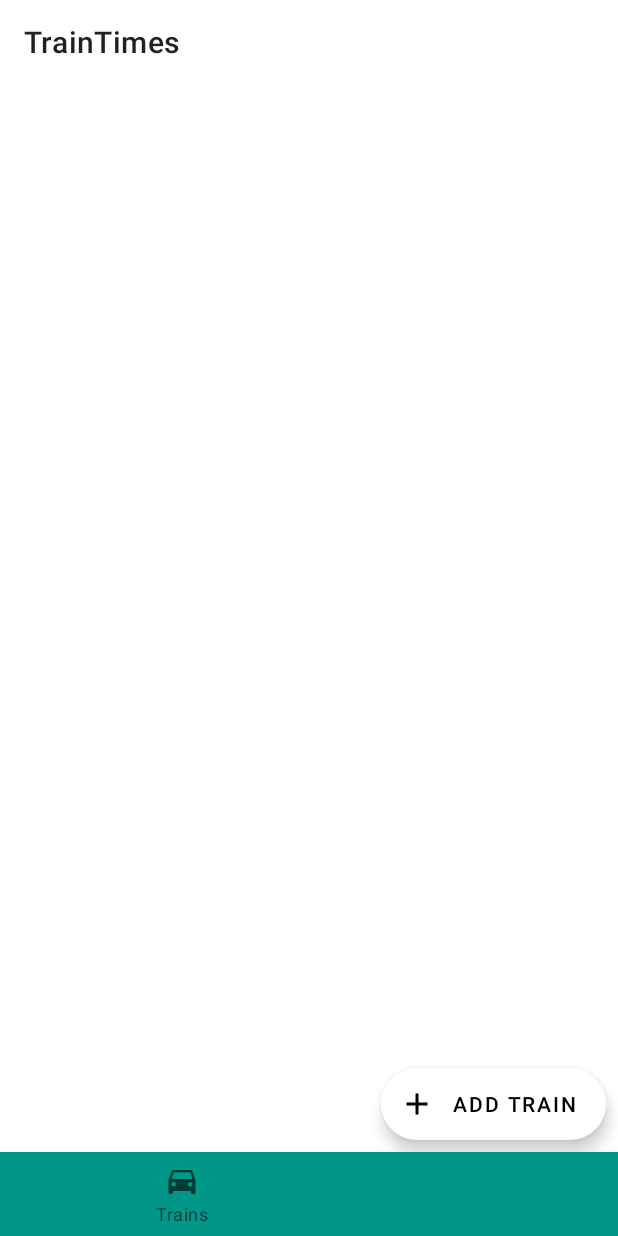
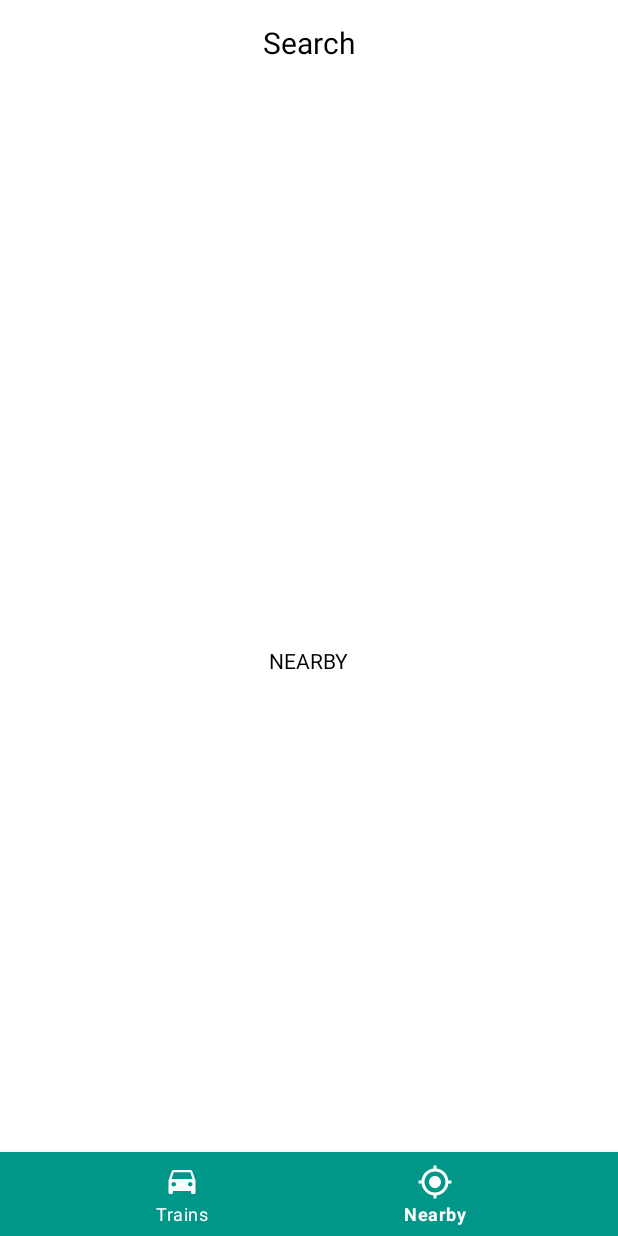
Before and after one commit to charlie-niekirk/TrainTimes, an Android app: the NearbyFragment screen opened through its navigation route, on a phone screen of 412 x 824 dp. Run offline under Robolectric (Android 15) with nearby library versions, the phone set to English and light mode, and no system bars; our stand-ins replace Dagger/Hilt's generated code, navigation-ui.

Commit message:
Added bottom navigation

```diff
--- a/app/src/main/java/com/cniekirk/traintimes/MainActivity.kt
+++ b/app/src/main/java/com/cniekirk/traintimes/MainActivity.kt
@@ -2,30 +2,37 @@ package com.cniekirk.traintimes
 
 import androidx.appcompat.app.AppCompatActivity
 import android.os.Bundle
-import android.view.Menu
-import androidx.navigation.fragment.NavHostFragment
-import androidx.navigation.fragment.findNavController
+import androidx.navigation.findNavController
 import androidx.navigation.ui.setupWithNavController
+import com.google.android.material.bottomnavigation.BottomNavigationView
 import dagger.android.DispatchingAndroidInjector
 import dagger.android.HasAndroidInjector
-import kotlinx.android.synthetic.main.main_activity.*
+import kotlinx.android.synthetic.main.activity_main.*
 import javax.inject.Inject
 
 class MainActivity : AppCompatActivity(), HasAndroidInjector {
+
+    val navController by lazy { findNavController(R.id.nav_host_fragment) }
 
     @Inject
     lateinit var dispatchingAndroidInjector: DispatchingAndroidInjector<Any>
 
     override fun onCreate(savedInstanceState: Bundle?) {
         super.onCreate(savedInstanceState)
-        setContentView(R.layout.main_activity)
+        setContentView(R.layout.activity_main)
         setSupportActionBar(toolbar)
 
-        val host: NavHostFragment = supportFragmentManager
-            .findFragmentById(R.id.nav_host_fragment) as NavHostFragment? ?: return
-        val navController = host.navController
+        supportActionBar?.setDisplayShowTitleEnabled(false)
 
-        navigation_bar.setupWithNavController(navController)
+        findViewById<BottomNavigationView>(R.id.navigation_bar)
+            .setupWithNavController(navController)
+
+        navController.addOnDestinationChangedListener { _, destination, _ ->
+            when (destination.id) {
+                R.id.nearbyFragment -> action_btn.hide()
+                R.id.homeFragment -> action_btn.show()
+            }
+        }
     }
 
     override fun androidInjector() = dispatchingAndroidInjector
--- a/app/src/main/java/com/cniekirk/traintimes/ui/main/HomeFragment.kt
+++ b/app/src/main/java/com/cniekirk/traintimes/ui/main/HomeFragment.kt
@@ -1,6 +1,7 @@
 package com.cniekirk.traintimes.ui.main
 
 import android.os.Bundle
+import android.util.Log
 import android.view.LayoutInflater
 import android.view.View
 import android.view.ViewGroup
@@ -10,7 +11,7 @@ import androidx.lifecycle.ViewModelProvider
 import androidx.lifecycle.ViewModelProviders
 import com.cniekirk.traintimes.R
 import com.cniekirk.traintimes.di.Injectable
-import kotlinx.android.synthetic.main.main_fragment.*
+import kotlinx.android.synthetic.main.fragment_home.*
 import javax.inject.Inject
 
 class HomeFragment : Fragment(), Injectable {
@@ -18,17 +19,13 @@ class HomeFragment : Fragment(), Injectable {
     @Inject
     lateinit var viewModelFactory: ViewModelProvider.Factory
 
-    companion object {
-        fun newInstance() = HomeFragment()
-    }
-
     private lateinit var viewModel: HomeViewModel
 
     override fun onCreateView(
         inflater: LayoutInflater, container: ViewGroup?,
         savedInstanceState: Bundle?
     ): View {
-        return inflater.inflate(R.layout.main_fragment, container, false)
+        return inflater.inflate(R.layout.fragment_home, container, false)
     }
 
     override fun onActivityCreated(savedInstanceState: Bundle?) {
@@ -38,8 +35,12 @@ class HomeFragment : Fragment(), Injectable {
         viewModel.services.observe(this, Observer { service ->
             service.forEach {
                 //message.append("\n${it.scheduledDeparture} : ${it.estimatedDeparture}")
+                Log.d(this::class.java.simpleName, "Hello")
             }
         })
+        source_station.setOnClickListener {
+
+        }
     }
 
 }
--- a/app/src/main/java/com/cniekirk/traintimes/ui/nearby/NearbyFragment.kt
+++ b/app/src/main/java/com/cniekirk/traintimes/ui/nearby/NearbyFragment.kt
@@ -23,7 +23,7 @@ class NearbyFragment: Fragment(), Injectable {
         inflater: LayoutInflater, container: ViewGroup?,
         savedInstanceState: Bundle?
     ): View {
-        return inflater.inflate(R.layout.main_fragment, container, false)
+        return inflater.inflate(R.layout.fragment_nearby, container, false)
     }
 
 }
--- a/app/src/main/res/layout/main_activity.xml
+++ b/app/src/main/res/layout/activity_main.xml
@@ -12,11 +12,13 @@
         android:id="@+id/nav_host_fragment"
         android:name="androidx.navigation.fragment.NavHostFragment"
         android:layout_width="match_parent"
-        android:layout_height="match_parent"
+        android:layout_height="0dp"
+        app:layout_constraintTop_toBottomOf="@id/toolbar"
+        app:layout_constraintBottom_toBottomOf="parent"
         app:defaultNavHost="true"
         app:navGraph="@navigation/nav_graph" />
 
-    <androidx.appcompat.widget.Toolbar
+    <com.google.android.material.appbar.MaterialToolbar
         android:id="@+id/toolbar"
         android:layout_width="0dp"
         android:layout_height="?android:attr/actionBarSize"
@@ -34,6 +36,7 @@
         app:layout_constraintEnd_toEndOf="parent"
         app:layout_constraintTop_toTopOf="parent"
         app:layout_constraintBottom_toBottomOf="@id/toolbar"
+        android:text="@string/search"
         android:textSize="20sp"
         android:textColor="@android:color/black"
         tools:text="Search"/>
@@ -46,7 +49,9 @@
         app:layout_constraintEnd_toEndOf="parent"
         app:layout_constraintBottom_toBottomOf="parent"
         app:backgroundTint="@color/colorPrimary"
-        app:menu="@menu/navigation_menu"/>
+        app:menu="@menu/navigation_menu"
+        app:itemIconTint="@color/colorAccent"
+        app:itemTextColor="@color/colorAccent"/>
 
     <com.google.android.material.floatingactionbutton.ExtendedFloatingActionButton
         android:id="@+id/action_btn"
--- /dev/null
+++ b/app/src/main/res/layout/fragment_nearby.xml
@@ -0,0 +1,17 @@
+<?xml version="1.0" encoding="utf-8"?>
+<androidx.constraintlayout.widget.ConstraintLayout xmlns:android="http://schemas.android.com/apk/res/android"
+    android:layout_width="match_parent"
+    android:layout_height="match_parent"
+    xmlns:app="http://schemas.android.com/apk/res-auto">
+
+    <com.google.android.material.textview.MaterialTextView
+        android:layout_width="wrap_content"
+        android:layout_height="wrap_content"
+        app:layout_constraintStart_toStartOf="parent"
+        app:layout_constraintEnd_toEndOf="parent"
+        app:layout_constraintTop_toTopOf="parent"
+        app:layout_constraintBottom_toBottomOf="parent"
+        android:textColor="@android:color/black"
+        android:text="NEARBY"/>
+
+</androidx.constraintlayout.widget.ConstraintLayout>
--- a/app/src/main/res/layout/nearby_fragment.xml
+++ b/app/src/main/res/layout/fragment_select_station.xml
@@ -2,6 +2,10 @@
 <androidx.constraintlayout.widget.ConstraintLayout
     xmlns:android="http://schemas.android.com/apk/res/android"
     android:layout_width="match_parent"
-    android:layout_height="match_parent">
+    android:layout_height="match_parent"
+    android:background="@color/colorPrimary"
+    android:transitionName="@string/station_transition_name">
+
+
 
 </androidx.constraintlayout.widget.ConstraintLayout>
--- a/app/src/main/res/layout/main_fragment.xml
+++ /dev/null
@@ -1,12 +0,0 @@
-<?xml version="1.0" encoding="utf-8"?>
-<androidx.constraintlayout.widget.ConstraintLayout xmlns:android="http://schemas.android.com/apk/res/android"
-    xmlns:app="http://schemas.android.com/apk/res-auto"
-    xmlns:tools="http://schemas.android.com/tools"
-    android:id="@+id/main"
-    android:layout_width="match_parent"
-    android:layout_height="match_parent"
-    tools:context=".ui.main.HomeFragment">
-
-
-
-</androidx.constraintlayout.widget.ConstraintLayout>
--- a/app/src/main/res/menu/navigation_menu.xml
+++ b/app/src/main/res/menu/navigation_menu.xml
@@ -1,6 +1,8 @@
 <?xml version="1.0" encoding="utf-8"?>
 <menu xmlns:android="http://schemas.android.com/apk/res/android"
-    xmlns:app="http://schemas.android.com/apk/res-auto">
+    xmlns:app="http://schemas.android.com/apk/res-auto"
+    xmlns:tools="http://schemas.android.com/tools"
+    tools:showIn="navigation_bar">
     <item android:id="@+id/homeFragment"
         android:icon="@drawable/ic_drive_eta"
         android:title="@string/trains"
--- a/app/src/main/res/navigation/nav_graph.xml
+++ b/app/src/main/res/navigation/nav_graph.xml
@@ -8,14 +8,18 @@
     <fragment
         android:id="@+id/homeFragment"
         android:name="com.cniekirk.traintimes.ui.main.HomeFragment"
-        android:label="main_fragment"
-        tools:layout="@layout/main_fragment" >
+        android:label="HomeFragment"
+        tools:layout="@layout/fragment_home" >
         <action
             android:id="@+id/action_homeFragment_to_nearbyFragment"
-            app:destination="@id/nearbyFragment" />
+            app:destination="@id/nearbyFragment"/>
     </fragment>
     <fragment
         android:id="@+id/nearbyFragment"
         android:name="com.cniekirk.traintimes.ui.nearby.NearbyFragment"
-        android:label="NearbyFragment" />
+        android:label="NearbyFragment">
+        <action
+            android:id="@+id/action_nearbyFragment_to_homeFragment"
+            app:destination="@id/homeFragment" />
+    </fragment>
 </navigation>
--- a/app/src/main/res/values/strings.xml
+++ b/app/src/main/res/values/strings.xml
@@ -5,4 +5,5 @@
     <string name="nearby">Nearby</string>
     <string name="add_train">Add Train</string>
     <string name="trains">Trains</string>
+    <string name="station_transition_name">station_selector</string>
 </resources>
```
Also changed, not shown: app/src/main/java/com/cniekirk/traintimes/utils/anim/SwooshInterpolator.kt (added, +22 -0 lines), app/src/main/res/layout/fragment_home.xml (added, +23 -0 lines).
